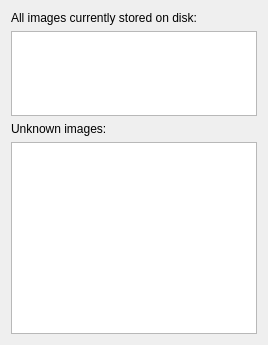
Before: the Qt Designer form mtg_proxy_printer/resources/ui/cache_cleanup_wizard/card_filter_page.ui in luziferius/MTGProxyPrinter, drawn with Qt 5.
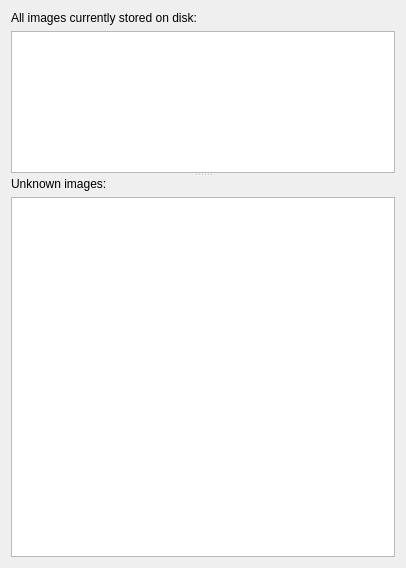
After: the same form once the commit is applied.

Commit message:
CardFilterPage: Reworked the UI layout to use a QSplitter to separate the two tables. This allows the user to re-size the tables.
FossilOrigin-Name: b77830b1e4bf27e712eac8552c687de415d0595c15b39b53b84f5d2a084fbcf3

```diff
--- a/mtg_proxy_printer/resources/ui/cache_cleanup_wizard/card_filter_page.ui
+++ b/mtg_proxy_printer/resources/ui/cache_cleanup_wizard/card_filter_page.ui
@@ -6,8 +6,8 @@
    <rect>
     <x>0</x>
     <y>0</y>
-    <width>268</width>
-    <height>345</height>
+    <width>406</width>
+    <height>568</height>
    </rect>
   </property>
   <property name="windowTitle">
@@ -19,6 +19,13 @@
   <property name="subTitle">
    <string>Select images for removal. Click on entries in the tables below to mark or unmark them for removal</string>
   </property>
+  <layout class="QVBoxLayout" name="verticalLayout_3">
+   <item>
+    <widget class="QSplitter" name="splitter">
+     <property name="orientation">
+      <enum>Qt::Vertical</enum>
+     </property>
+     <widget class="QWidget" name="verticalLayoutWidget">
   <layout class="QVBoxLayout" name="verticalLayout">
    <item>
     <widget class="QLabel" name="card_image_view_label">
@@ -52,6 +59,10 @@
      </attribute>
     </widget>
    </item>
+      </layout>
+     </widget>
+     <widget class="QWidget" name="verticalLayoutWidget_2">
+      <layout class="QVBoxLayout" name="verticalLayout_2">
    <item>
     <widget class="QLabel" name="unknown_images_view_label">
      <property name="toolTip">
@@ -79,6 +90,10 @@
      <attribute name="horizontalHeaderStretchLastSection">
       <bool>true</bool>
      </attribute>
+        </widget>
+       </item>
+      </layout>
+     </widget>
     </widget>
    </item>
   </layout>
```
Lines whose indentation alone changed are shown as unchanged.
